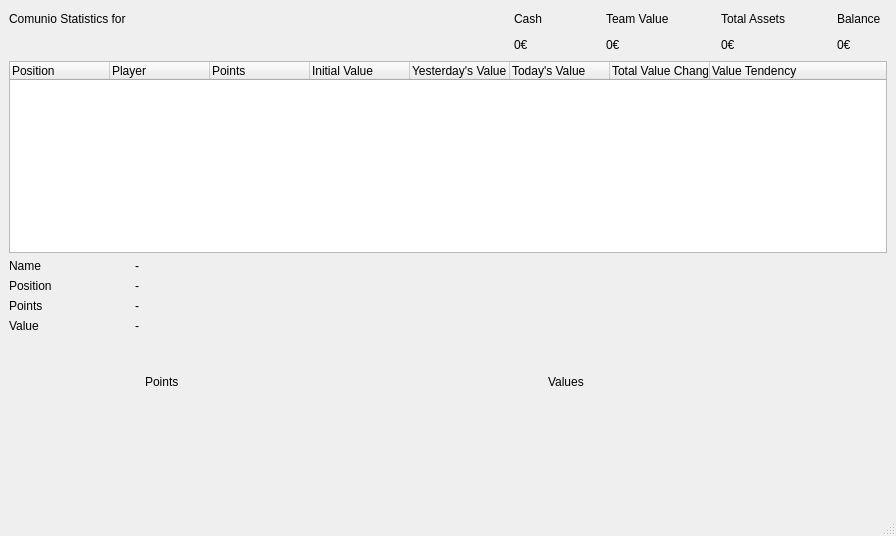
Old version of the form comunio/ui/stats.ui in the repository namboy94/comunio-manager.
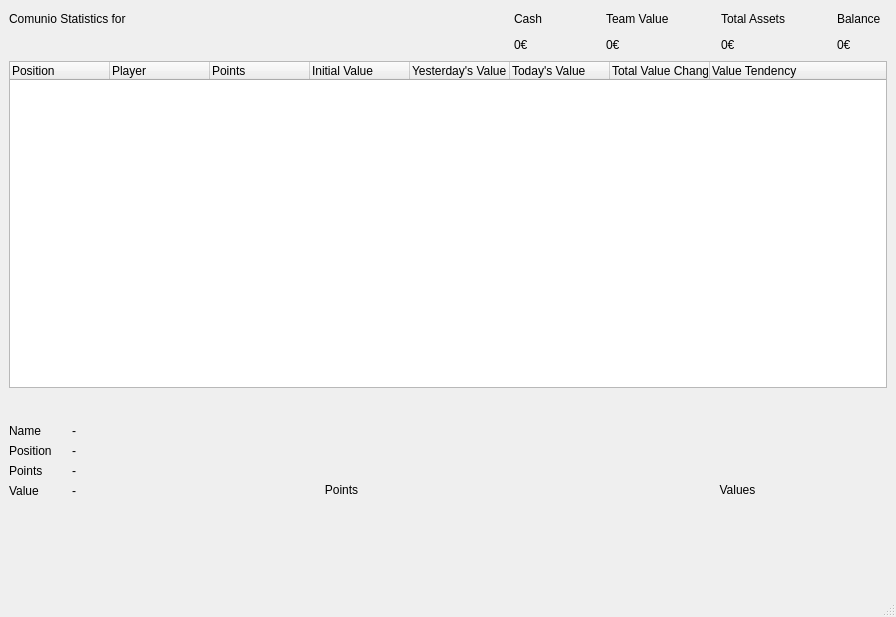
New version of the form.

Commit message: Implemented better graphs and numeric backgrounds

What changed in the file:
```diff
--- a/comunio/ui/stats.ui
+++ b/comunio/ui/stats.ui
@@ -7,7 +7,7 @@
     <x>0</x>
     <y>0</y>
     <width>896</width>
-    <height>536</height>
+    <height>614</height>
    </rect>
   </property>
   <property name="windowTitle">
@@ -122,62 +122,6 @@
       </property>
      </spacer>
     </item>
-    <item row="4" column="0">
-     <widget class="QLabel" name="label_7">
-      <property name="text">
-       <string>Position</string>
-      </property>
-     </widget>
-    </item>
-    <item row="3" column="0">
-     <widget class="QLabel" name="label_5">
-      <property name="text">
-       <string>Name</string>
-      </property>
-     </widget>
-    </item>
-    <item row="6" column="0">
-     <widget class="QLabel" name="label_6">
-      <property name="text">
-       <string>Value</string>
-      </property>
-     </widget>
-    </item>
-    <item row="3" column="1">
-     <widget class="QLabel" name="player_name_label">
-      <property name="text">
-       <string>-</string>
-      </property>
-     </widget>
-    </item>
-    <item row="6" column="1">
-     <widget class="QLabel" name="player_value_label">
-      <property name="text">
-       <string>-</string>
-      </property>
-     </widget>
-    </item>
-    <item row="4" column="1">
-     <widget class="QLabel" name="player_position_label">
-      <property name="text">
-       <string>-</string>
-      </property>
-     </widget>
-    </item>
-    <item row="5" column="0">
-     <widget class="QLabel" name="label_11">
-      <property name="text">
-       <string>Points</string>
-      </property>
-     </widget>
-    </item>
-    <item row="5" column="1">
-     <widget class="QLabel" name="player_points_label">
-      <property name="text">
-       <string>-</string>
-      </property>
-     </widget>
-    </item>
     <item row="1" column="11">
      <widget class="QLabel" name="balance_display">
       <property name="text">
@@ -213,7 +157,7 @@
       <property name="minimumSize">
        <size>
         <width>878</width>
-        <height>0</height>
+        <height>327</height>
        </size>
       </property>
       <column>
@@ -258,19 +202,6 @@
       </column>
      </widget>
     </item>
-    <item row="7" column="0">
-     <spacer name="verticalSpacer">
-      <property name="orientation">
-       <enum>Qt::Vertical</enum>
-      </property>
-      <property name="sizeHint" stdset="0">
-       <size>
-        <width>20</width>
-        <height>40</height>
-       </size>
-      </property>
-     </spacer>
-    </item>
     <item row="3" column="2" rowspan="5" colspan="2">
      <widget class="QLabel" name="points_graph">
       <property name="minimumSize">
@@ -280,17 +211,77 @@
        </size>
       </property>
       <property name="text">
-       <string>Points</string>
+       <string>&lt;html&gt;&lt;head/&gt;&lt;body&gt;&lt;p align=&quot;center&quot;&gt;Points&lt;/p&gt;&lt;/body&gt;&lt;/html&gt;</string>
       </property>
      </widget>
     </item>
-    <item row="3" column="4" rowspan="5" colspan="8">
+    <item row="3" column="5" rowspan="5" colspan="7">
      <widget class="QLabel" name="value_graph">
       <property name="text">
-       <string>Values</string>
+       <string>&lt;html&gt;&lt;head/&gt;&lt;body&gt;&lt;p align=&quot;center&quot;&gt;Values&lt;/p&gt;&lt;/body&gt;&lt;/html&gt;</string>
       </property>
      </widget>
     </item>
+    <item row="4" column="0">
+     <layout class="QGridLayout" name="gridLayout_2">
+      <item row="3" column="0">
+       <widget class="QLabel" name="label_6">
+        <property name="text">
+         <string>Value</string>
+        </property>
+       </widget>
+      </item>
+      <item row="0" column="1">
+       <widget class="QLabel" name="player_name_label">
+        <property name="text">
+         <string>-</string>
+        </property>
+       </widget>
+      </item>
+      <item row="0" column="0">
+       <widget class="QLabel" name="label_5">
+        <property name="text">
+         <string>Name</string>
+        </property>
+       </widget>
+      </item>
+      <item row="1" column="0">
+       <widget class="QLabel" name="label_7">
+        <property name="text">
+         <string>Position</string>
+        </property>
+       </widget>
+      </item>
+      <item row="2" column="0">
+       <widget class="QLabel" name="label_11">
+        <property name="text">
+         <string>Points</string>
+        </property>
+       </widget>
+      </item>
+      <item row="2" column="1">
+       <widget class="QLabel" name="player_points_label">
+        <property name="text">
+         <string>-</string>
+        </property>
+       </widget>
+      </item>
+      <item row="1" column="1">
+       <widget class="QLabel" name="player_position_label">
+        <property name="text">
+         <string>-</string>
+        </property>
+       </widget>
+      </item>
+      <item row="3" column="1">
+       <widget class="QLabel" name="player_value_label">
+        <property name="text">
+         <string>-</string>
+        </property>
+       </widget>
+      </item>
+     </layout>
+    </item>
    </layout>
   </widget>
   <widget class="QStatusBar" name="statusbar"/>
```
The commit also changes 2 other files.
